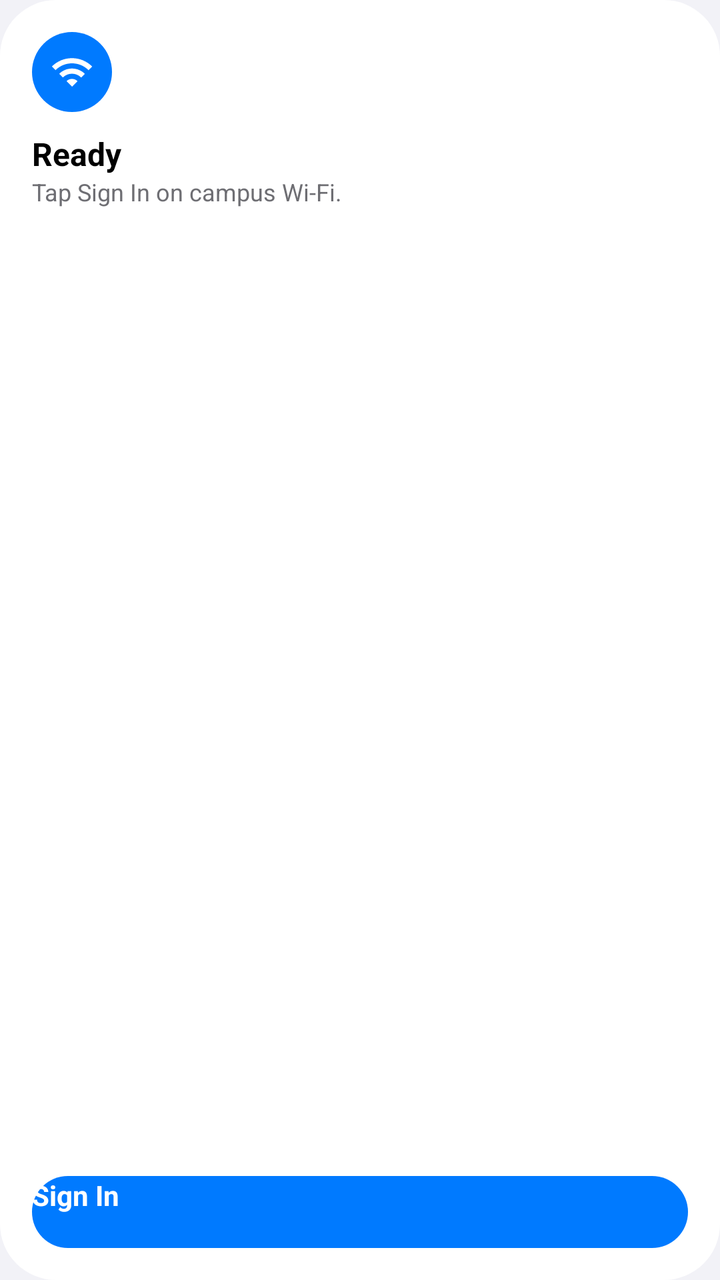
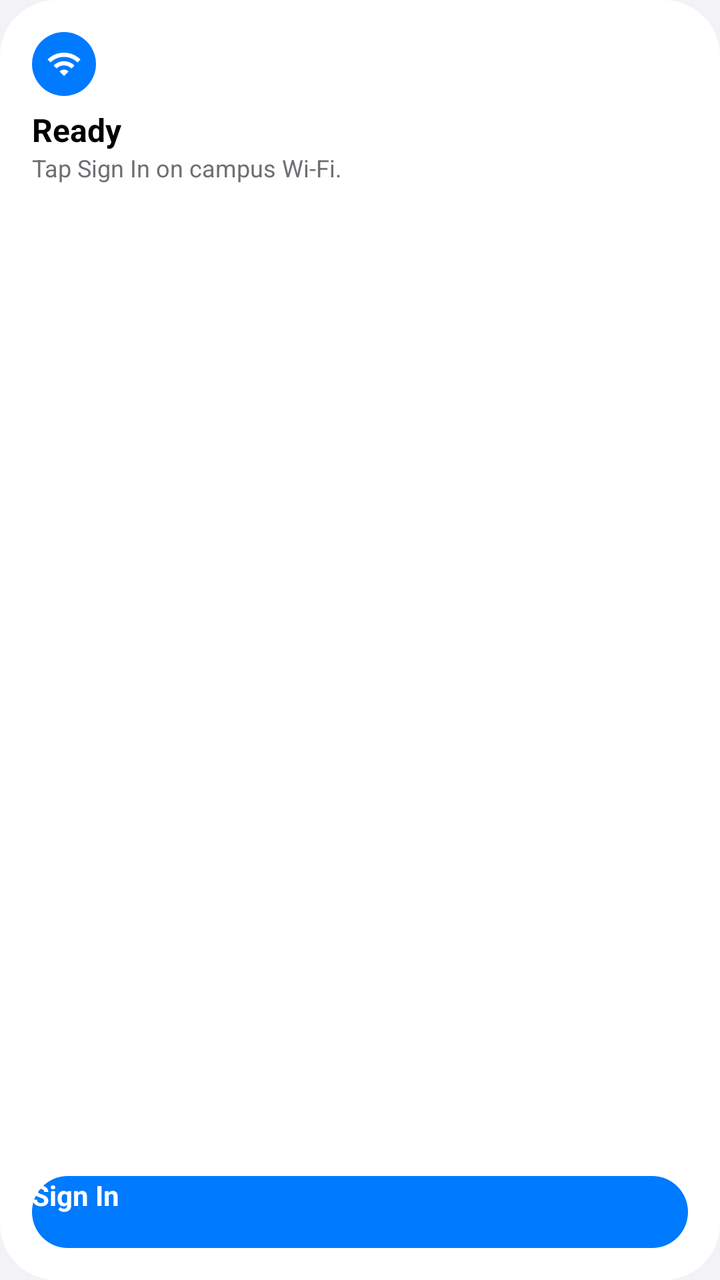

The first picture is an Android layout as it rendered before a commit; the second is the same layout after the commit. The layout source and the unified diff follow.
<!-- AndroidManifest.xml: application theme Theme.WifiConnect -->
<!-- res/layout/widget_status.xml -->
<?xml version="1.0" encoding="utf-8"?>
<LinearLayout xmlns:android="http://schemas.android.com/apk/res/android"
    android:id="@+id/widget_root"
    android:layout_width="match_parent"
    android:layout_height="match_parent"
    android:background="@drawable/widget_background"
    android:orientation="vertical"
    android:padding="16dp">

    <ImageView
        android:id="@+id/widget_icon"
        android:layout_width="40dp"
        android:layout_height="40dp"
        android:background="@drawable/widget_circle_blue"
        android:contentDescription="@null"
        android:padding="9dp"
        android:src="@drawable/ic_status_wifi" />

    <TextView
        android:id="@+id/widget_title"
        android:layout_width="match_parent"
        android:layout_height="wrap_content"
        android:layout_marginTop="10dp"
        android:maxLines="1"
        android:text="@string/status_ready"
        android:textColor="@color/widget_text"
        android:textSize="16sp"
        android:textStyle="bold" />

    <TextView
        android:id="@+id/widget_detail"
        android:layout_width="match_parent"
        android:layout_height="wrap_content"
        android:ellipsize="end"
        android:maxLines="2"
        android:text="@string/widget_tap_to_sign_in"
        android:textColor="@color/widget_text_secondary"
        android:textSize="12sp" />

    <View
        android:layout_width="match_parent"
        android:layout_height="0dp"
        android:layout_weight="1" />

    <Button
        android:id="@+id/widget_button"
        android:layout_width="match_parent"
        android:layout_height="36dp"
        android:background="@drawable/widget_button"
        android:text="@string/widget_sign_in"
        android:textAllCaps="false"
        android:textColor="#FFFFFFFF"
        android:textSize="14sp"
        android:textStyle="bold" />
</LinearLayout>
<!-- resources referenced by this layout -->
<resources>
  <color name="widget_text">#FF000000</color>
  <color name="widget_text_secondary">#FF6E6E73</color>
  <!-- drawable ic_status_wifi (drawable) -->
  <?xml version="1.0" encoding="utf-8"?>
  <vector xmlns:android="http://schemas.android.com/apk/res/android"
      android:width="24dp"
      android:height="24dp"
      android:viewportWidth="24"
      android:viewportHeight="24">
      <path
          android:fillColor="#FFFFFFFF"
          android:pathData="M1,9l2,2c4.97,-4.97 13.03,-4.97 18,0l2,-2C16.93,2.93 7.08,2.93 1,9zM9,17l3,3 3,-3c-1.65,-1.66 -4.34,-1.66 -6,0zM5,13l2,2c2.76,-2.76 7.24,-2.76 10,0l2,-2C15.14,9.14 8.87,9.14 5,13z" />
  </vector>
  <!-- drawable widget_background (drawable) -->
  <?xml version="1.0" encoding="utf-8"?>
  <shape xmlns:android="http://schemas.android.com/apk/res/android" android:shape="rectangle">
      <corners android:radius="28dp" />
      <solid android:color="@color/widget_background" />
  </shape>
  <!-- drawable widget_button (drawable) -->
  <?xml version="1.0" encoding="utf-8"?>
  <shape xmlns:android="http://schemas.android.com/apk/res/android" android:shape="rectangle">
      <corners android:radius="24dp" />
      <solid android:color="#FF007AFF" />
  </shape>
  <!-- drawable widget_circle_blue (drawable) -->
  <?xml version="1.0" encoding="utf-8"?>
  <shape xmlns:android="http://schemas.android.com/apk/res/android" android:shape="oval">
      <solid android:color="#FF007AFF" />
  </shape>
  <string name="status_ready">Ready</string>
  <string name="widget_sign_in">Sign In</string>
  <string name="widget_tap_to_sign_in">Tap Sign In on campus Wi-Fi.</string>
  <style name="Theme.WifiConnect" parent="android:Theme.Material.Light.NoActionBar">
          <item name="android:windowBackground">@color/background</item>
          <item name="android:statusBarColor">@android:color/transparent</item>
          <item name="android:navigationBarColor">@android:color/transparent</item>
      </style>
  <color name="widget_background">#FFFFFFFF</color>
  <color name="background">#FFF2F2F7</color>
</resources>

<!-- the commit's change to res/layout/widget_status.xml (unified diff, before → after) -->
@@ -9,18 +9,19 @@
 
     <ImageView
         android:id="@+id/widget_icon"
-        android:layout_width="40dp"
-        android:layout_height="40dp"
+        android:layout_width="32dp"
+        android:layout_height="32dp"
         android:background="@drawable/widget_circle_blue"
         android:contentDescription="@null"
-        android:padding="9dp"
+        android:padding="7dp"
         android:src="@drawable/ic_status_wifi" />
 
     <TextView
         android:id="@+id/widget_title"
         android:layout_width="match_parent"
         android:layout_height="wrap_content"
-        android:layout_marginTop="10dp"
+        android:layout_marginTop="6dp"
+        android:ellipsize="end"
         android:maxLines="1"
         android:text="@string/status_ready"
         android:textColor="@color/widget_text"
@@ -45,7 +46,8 @@
     <Button
         android:id="@+id/widget_button"
         android:layout_width="match_parent"
-        android:layout_height="36dp"
+        android:layout_height="wrap_content"
+        android:minHeight="36dp"
         android:background="@drawable/widget_button"
         android:text="@string/widget_sign_in"
         android:textAllCaps="false"
